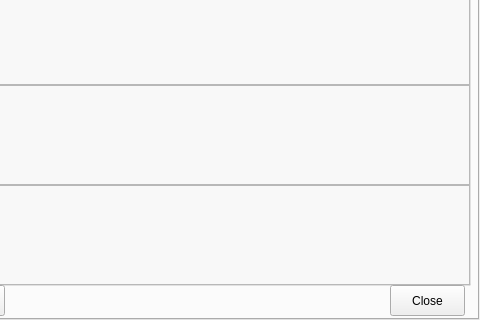
This is newessaypaper.ui in dkithmal/BinduProjectTeacher as Qt 5 draws it before an edit; both pictures show x 642 to 1122 and y 321 to 641 of the 1122 by 641 pixel window. The edited form follows.
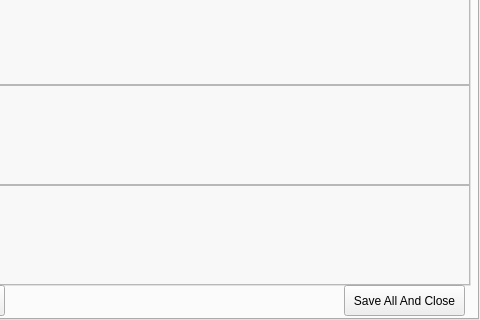
This is the edited form. The open tabs and pages were chosen to show the change.

Diff of the .ui file:
```diff
--- a/newessaypaper.ui
+++ b/newessaypaper.ui
@@ -451,14 +451,14 @@
     <widget class="QPushButton" name="pBEClose">
      <property name="geometry">
       <rect>
-       <x>1030</x>
+       <x>984</x>
        <y>580</y>
-       <width>75</width>
+       <width>121</width>
        <height>31</height>
       </rect>
      </property>
      <property name="text">
-      <string>Close</string>
+      <string>Save All And Close</string>
      </property>
     </widget>
     <widget class="QPushButton" name="pBENext">
```
Left out of the diff: 10 changed lines with no effect on the pictures.
